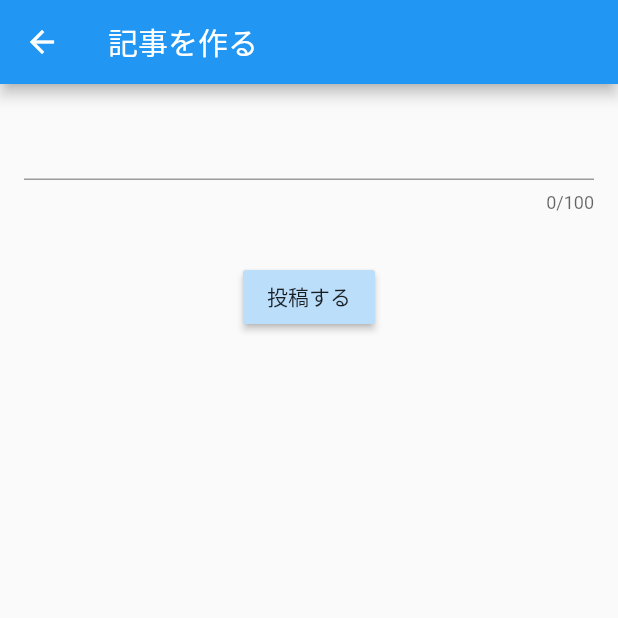
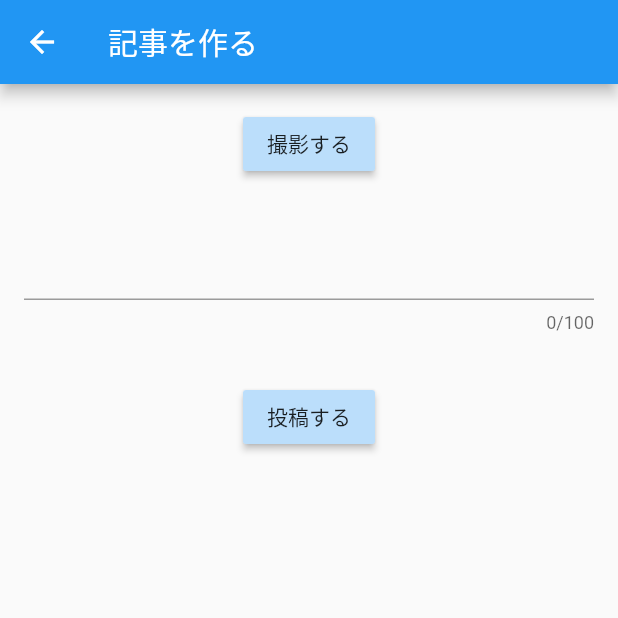
Before and after one commit to NewFieldForMe/Miicha, a Flutter app: the PostPage screen opened directly, on a phone screen of 412 x 824 dp, the top half of it. Run offline on Flutter 3.47's test engine with Material 2 defaults, Android fonts, the phone set to English and light mode, and no system bars; our stand-ins replace firebase_auth, google_sign_in, image_picker, rxdart; missing offline and left inert: bloc_provider, flutter_driver; accounts and stored records are empty; statements that could not run were skipped.

Commit message:
投稿ページ: カメラを使用できるライブラリを追加し、サンプルコードを入れた

```diff
--- a/lib/screen/post/post_page.dart
+++ b/lib/screen/post/post_page.dart
@@ -1,4 +1,5 @@
 import 'package:flutter/material.dart';
+import 'package:miicha_app/screen/image_picker/image_picker_page.dart';
 
 class PostPage extends StatefulWidget {
   @override
@@ -39,9 +40,26 @@ class _PostFormState extends State<PostForm> {
   Widget _buildScrollableListForm() {
     return ListView(
       children: <Widget>[
+        _buildCameraButton(),
         _buildTextField(),
         _buildSubmitButton()
       ],
+    );
+  }
+
+  Widget _buildCameraButton() {
+    return Padding(
+      padding: const EdgeInsets.all(16),
+        child: Center(
+          child: RaisedButton(
+            color: Theme.of(context).primaryColorLight,
+            child: const Text('撮影する'),
+            onPressed: () {
+              Navigator.push(context, MaterialPageRoute(builder: (context) {
+                return ImagePickerPage();
+              }));
+            },
+        ),)
     );
   }
 
--- a/pubspec.yaml
+++ b/pubspec.yaml
@@ -32,6 +32,7 @@ dependencies:
   # others
   rxdart: ^0.21.0
   bloc_provider: ^0.5.0+3
+  image_picker: 0.6.0+1
 
 dev_dependencies:
   flutter_test:
```
Also changed, not shown: lib/screen/image_picker/image_picker_page.dart (added, +39 -0 lines), pubspec.lock, 3 other files.
